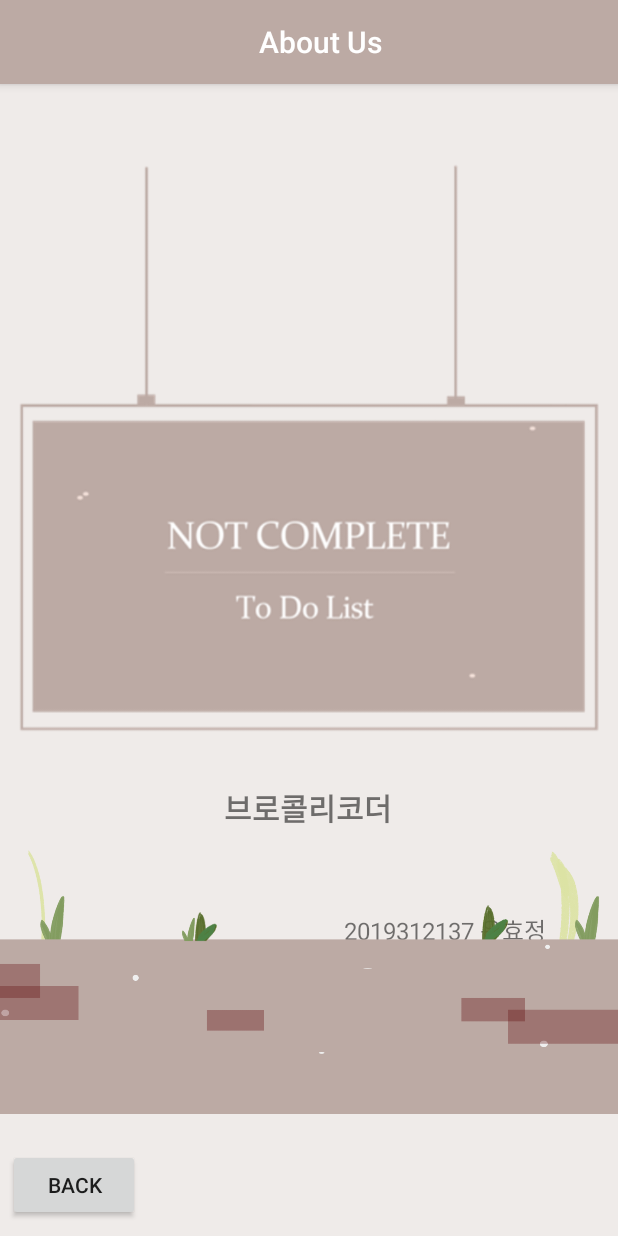
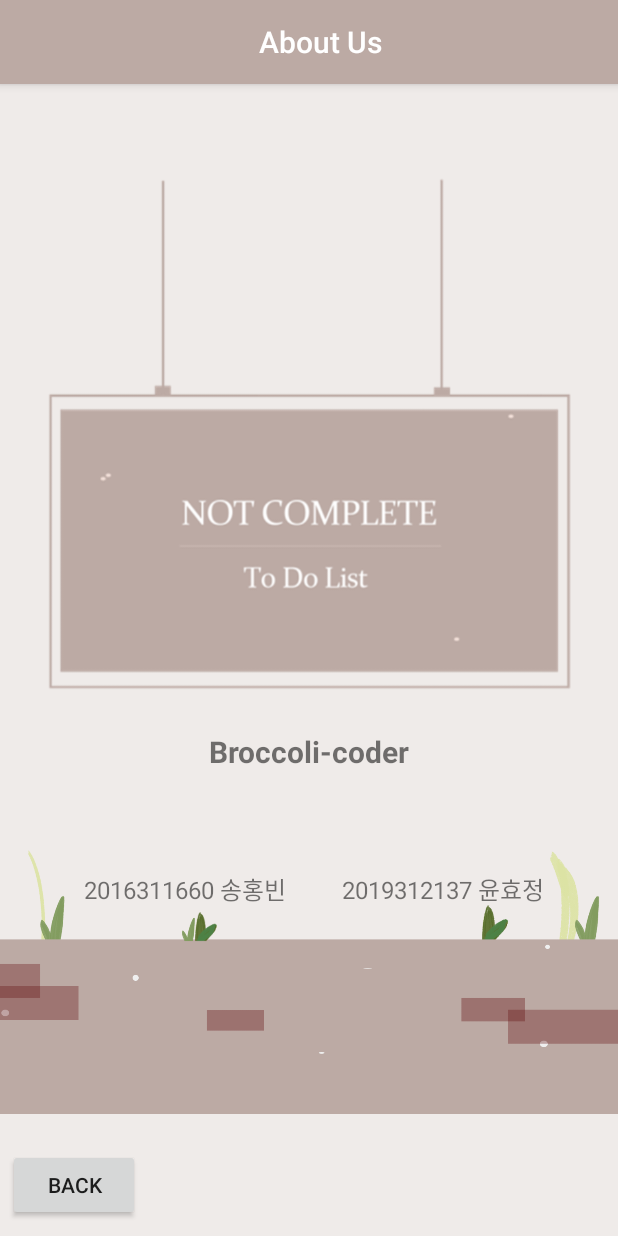
Before and after one commit to hbsongk/brocoli, an Android app: the Introduction screen opened directly, with no data from a screen before it, on a phone screen of 412 x 824 dp. Run offline under Robolectric (Android 15) with nearby library versions, the phone set to English and light mode, and no system bars.

Commit message:
'aboutusfin'

```diff
--- a/app/src/main/res/layout/activity_introduction.xml
+++ b/app/src/main/res/layout/activity_introduction.xml
@@ -61,49 +61,50 @@
         android:id="@+id/textView3"
         android:layout_width="wrap_content"
         android:layout_height="wrap_content"
-        android:layout_marginEnd="48dp"
-        android:layout_marginRight="48dp"
         android:text="2019312137 윤효정"
         android:textSize="16sp"
         app:layout_constraintBottom_toBottomOf="parent"
         app:layout_constraintEnd_toEndOf="parent"
+        app:layout_constraintHorizontal_bias="0.822"
+        app:layout_constraintStart_toStartOf="parent"
         app:layout_constraintTop_toTopOf="parent"
-        app:layout_constraintVertical_bias="0.76" />
+        app:layout_constraintVertical_bias="0.726" />
 
     <TextView
         android:id="@+id/textView"
         android:layout_width="wrap_content"
         android:layout_height="wrap_content"
-        android:text="브로콜리코더"
+        android:text="Broccoli-coder"
         android:textSize="20sp"
         android:textStyle="bold"
         app:layout_constraintBottom_toBottomOf="parent"
         app:layout_constraintEnd_toEndOf="parent"
-        app:layout_constraintHorizontal_bias="0.498"
         app:layout_constraintStart_toStartOf="parent"
         app:layout_constraintTop_toTopOf="parent"
-        app:layout_constraintVertical_bias="0.659" />
+        app:layout_constraintVertical_bias="0.612" />
 
     <TextView
         android:id="@+id/textView2"
         android:layout_width="wrap_content"
         android:layout_height="wrap_content"
-        android:layout_marginBottom="176dp"
         android:text="2016311660 송홍빈"
         android:textSize="16sp"
         app:layout_constraintBottom_toBottomOf="parent"
         app:layout_constraintEnd_toEndOf="parent"
-        app:layout_constraintHorizontal_bias="0.169"
-        app:layout_constraintStart_toStartOf="parent" />
+        app:layout_constraintHorizontal_bias="0.202"
+        app:layout_constraintStart_toStartOf="parent"
+        app:layout_constraintTop_toTopOf="parent"
+        app:layout_constraintVertical_bias="0.726" />
 
     <ImageView
         android:id="@+id/imageView12"
-        android:layout_width="wrap_content"
-        android:layout_height="wrap_content"
-        android:layout_marginBottom="248dp"
+        android:layout_width="371dp"
+        android:layout_height="524dp"
+        android:layout_marginBottom="264dp"
         app:layout_constraintBottom_toBottomOf="parent"
-        app:srcCompat="@drawable/logo2"
-        tools:layout_editor_absoluteX="0dp" />
+        app:layout_constraintEnd_toEndOf="parent"
+        app:layout_constraintStart_toStartOf="parent"
+        app:srcCompat="@drawable/logo2" />
 
     <ImageView
         android:id="@+id/imageView13"
```
